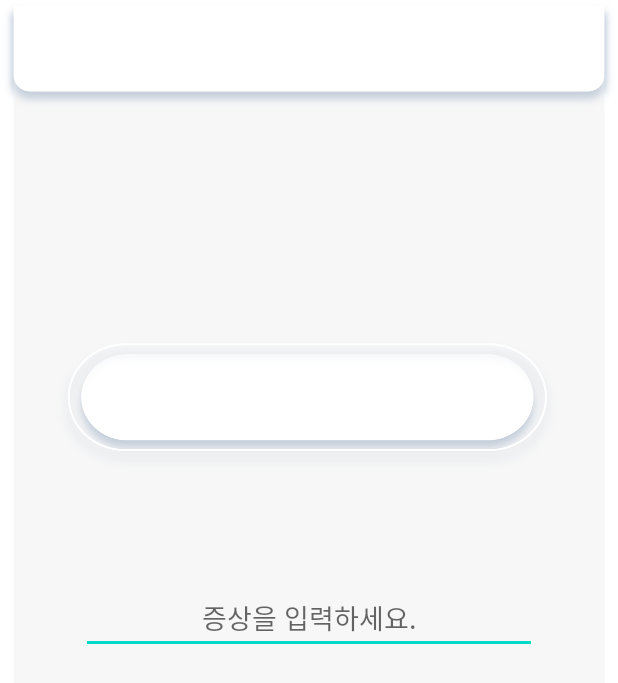
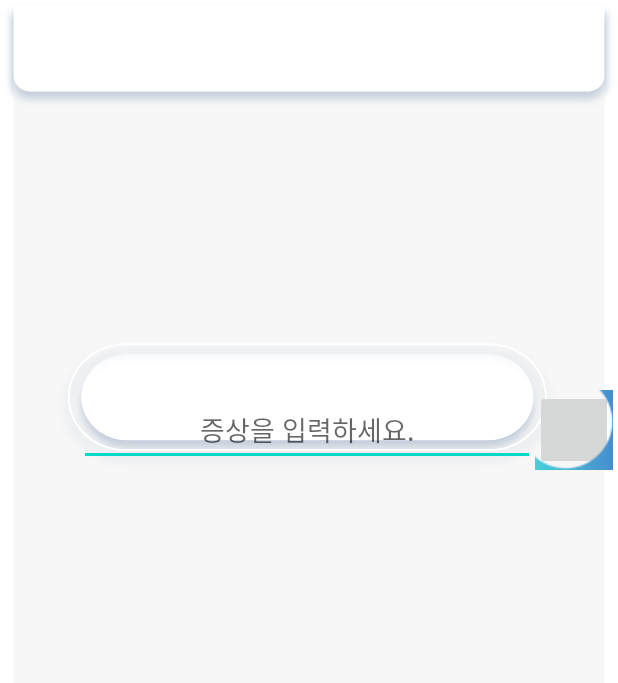
Before and after one commit to Jayfunf/SoftwareEngineering_Project, an Android app: the search_Activity screen opened directly, with no data from a screen before it, on a phone screen of 412 x 824 dp. Shown: the top 683 px of the screen. Run offline under Robolectric (Android 15) with nearby library versions, the phone set to English and light mode, and no system bars.

Commit message:
add : ImageButton for search

```diff
--- a/app/src/main/res/layout/activity_search.xml
+++ b/app/src/main/res/layout/activity_search.xml
@@ -16,7 +16,16 @@
             android:layout_width="304dp"
             android:layout_height="wrap_content"
             android:gravity="center"
-            android:hint="증상을 입력하세요."/>
+            android:hint="증상을 입력하세요."
+            android:layout_marginBottom="125dp"
+            android:layout_marginLeft="50dp" />
+
+        <ImageButton
+            android:id="@+id/search_enter_BTN"
+            android:layout_width="52dp"
+            android:layout_height="53dp"
+            android:layout_marginBottom="125dp"
+            android:src="@drawable/search_icon"/>
 
     </LinearLayout>
 </RelativeLayout>
```
